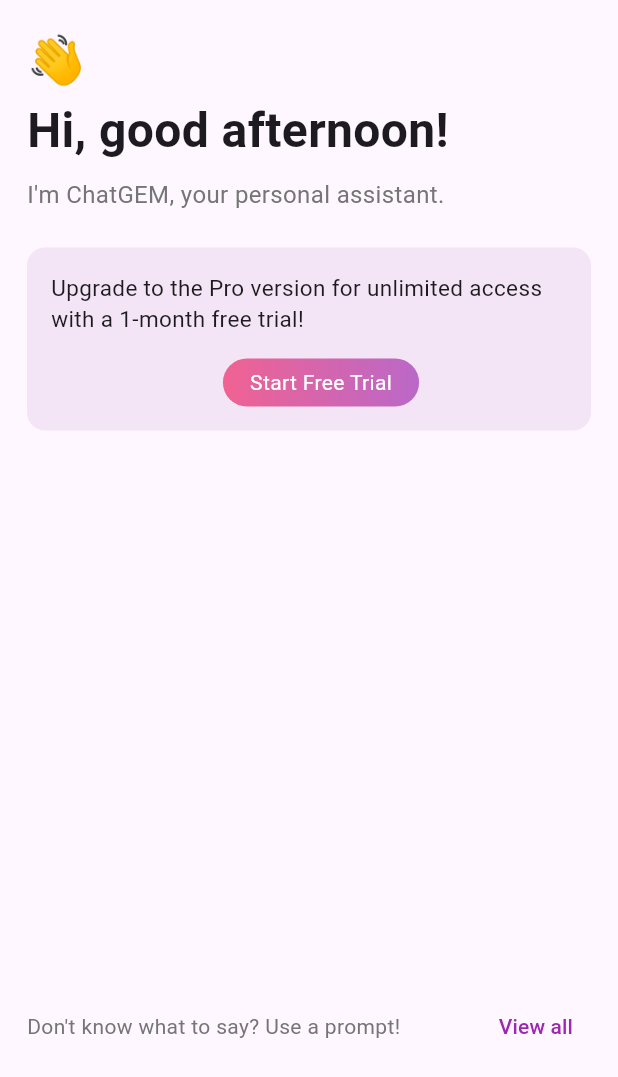
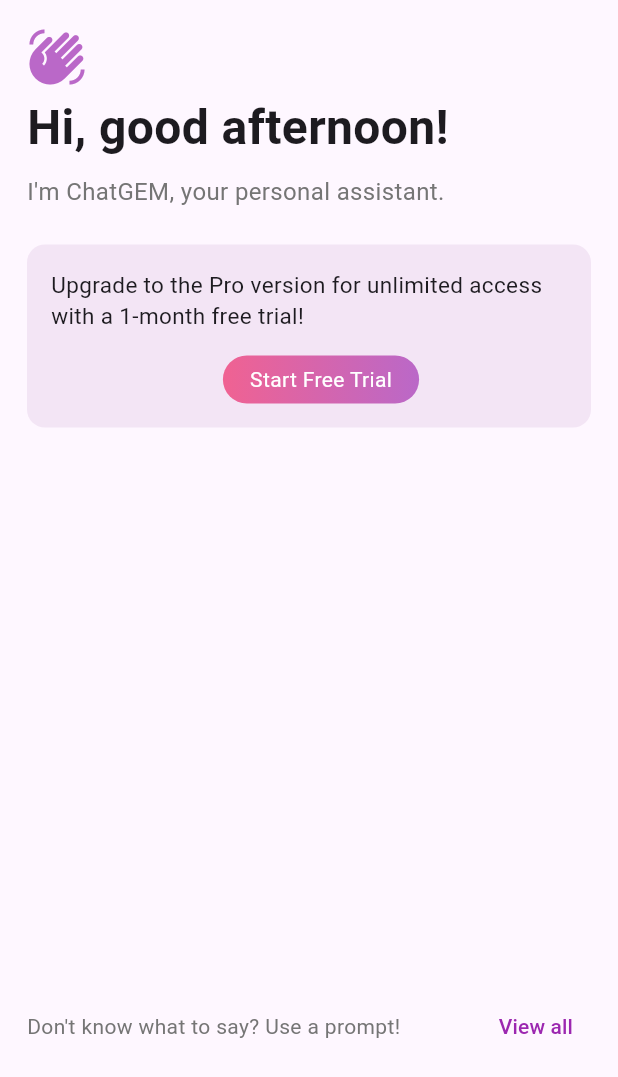
Before and after one commit to WokCao/AdvancedMobile-AIChat, a Flutter app: the Welcome widget shown alone on an empty page, opened directly, on a phone screen of 412 x 824 dp. Shown: the top 1077 px of the screen. Run offline on Flutter 3.47's test engine with Material 3 defaults, Android fonts, the phone set to English and light mode, and no system bars; our stand-ins replace dio, dotted_border, flutter_markdown, font_awesome_flutter, shared_preferences; missing offline and left inert: dart:js_interop; accounts and stored records are empty; network calls fail.

Commit message:
use icon instead to avoid loading emoji

```diff
--- a/lib/widgets/welcome.dart
+++ b/lib/widgets/welcome.dart
@@ -48,10 +48,8 @@
         crossAxisAlignment: CrossAxisAlignment.start,
         children: [
           // Greetings
-          Text(
-            '👋',
-            style: TextStyle(fontSize: 32),
-          ),
+          Icon(Icons.waving_hand, color: Colors.purple.shade300, size: 40),
+          const SizedBox(height: 4),
           Text(
             'Hi, good afternoon!',
             style: TextStyle(
```
